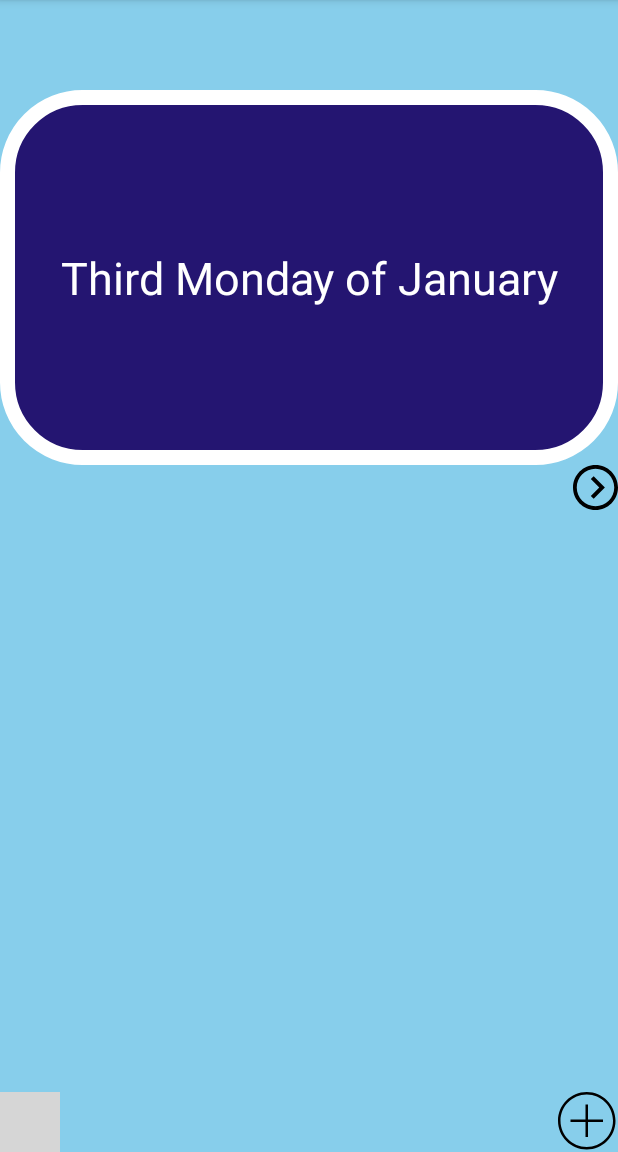
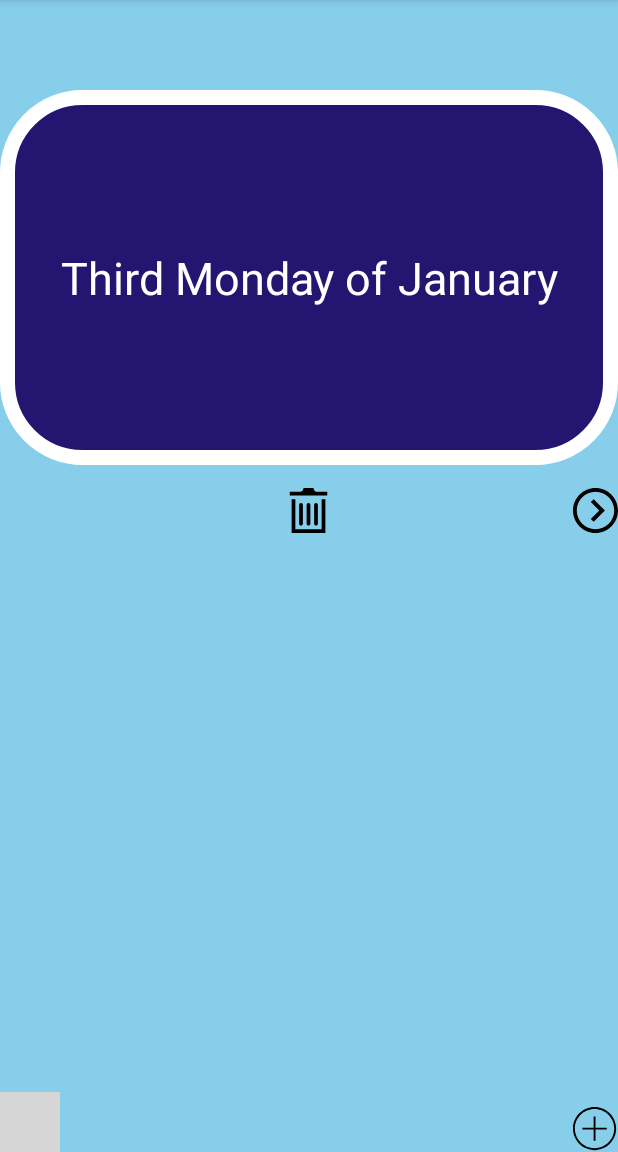
Before and after one commit to rubyshrestha1/Flashcard-App, an Android app: the screen it shows after launch (MainActivity), after a tap on "When in MLK day?", on a phone screen of 412 x 824 dp, the part 84-1236 px from its top. Run offline under Robolectric (Android 15) with nearby library versions, the phone set to English and light mode, and no system bars; our stand-ins replace Room's generated code; grey boxes are pictures that could not be loaded.

Commit message:
Added delete icon to delete the card

```diff
--- /dev/null
+++ b/app/src/main/res/drawable/delete.xml
@@ -0,0 +1,9 @@
+<vector xmlns:android="http://schemas.android.com/apk/res/android"
+    android:width="24dp"
+    android:height="24dp"
+    android:viewportWidth="24"
+    android:viewportHeight="24">
+  <path
+      android:fillColor="#FF000000"
+      android:pathData="M9,19c0,0.552 -0.448,1 -1,1s-1,-0.448 -1,-1v-10c0,-0.552 0.448,-1 1,-1s1,0.448 1,1v10zM13,19c0,0.552 -0.448,1 -1,1s-1,-0.448 -1,-1v-10c0,-0.552 0.448,-1 1,-1s1,0.448 1,1v10zM17,19c0,0.552 -0.448,1 -1,1s-1,-0.448 -1,-1v-10c0,-0.552 0.448,-1 1,-1s1,0.448 1,1v10zM22,2v2h-20v-2h5.711c0.9,0 1.631,-1.099 1.631,-2h5.315c0,0.901 0.73,2 1.631,2h5.712zM19,6v16h-14v-16h-2v18h18v-18h-2z"/>
+</vector>
--- a/app/src/main/res/layout/activity_main.xml
+++ b/app/src/main/res/layout/activity_main.xml
@@ -93,6 +93,16 @@
         android:visibility="invisible"/>
 
     //for eye icon either boolean solution or two buttons
+    <ImageView
+        android:layout_height="30dp"
+        android:layout_width="30dp"
+        android:id="@+id/delete"
+        android:src="@drawable/delete"
+        android:layout_centerHorizontal="true"
+        android:layout_below="@+id/Question1"
+        android:layout_marginTop="15dp"
+
+        />
 
     <ImageView
         android:layout_height="30dp"
@@ -101,16 +111,18 @@
         android:src="@drawable/next"
         android:layout_below="@+id/Question1"
         android:layout_alignParentRight="true"
+        android:layout_marginTop="15dp"
         />
 
     <ImageView
-        android:layout_height="40dp"
-        android:layout_width="40dp"
+        android:layout_height="30dp"
+        android:layout_width="30dp"
         android:id="@+id/plus"
         android:src="@drawable/plus"
         android:layout_alignParentBottom="true"
         android:layout_alignParentRight="true"
          />
+
     <ImageView
         android:layout_height="40dp"
         android:layout_width="40dp"
@@ -121,5 +133,4 @@
         />
 
 
-
 </RelativeLayout>
```
Also changed, not shown: app/src/main/java/com/example/codepath/MainActivity.java (+19 -1 lines).
